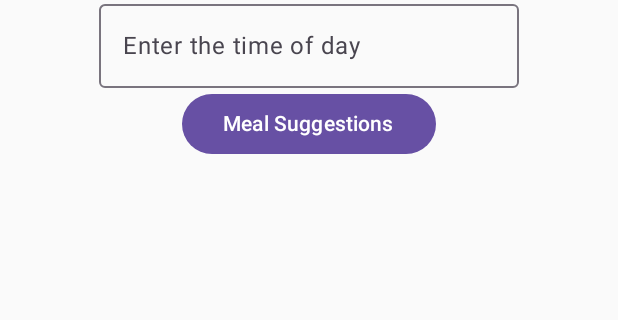
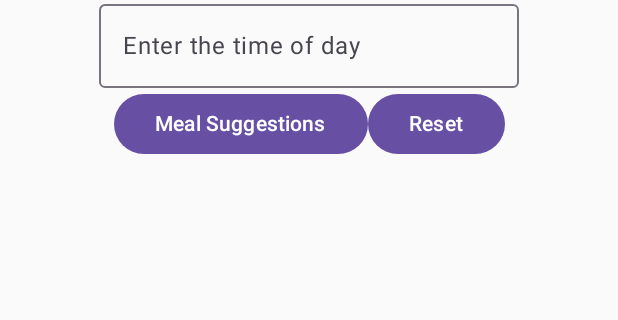
Before and after one commit to Natz-reddy/NutriPlan, an Android app built with Jetpack Compose: the screen it shows after launch (MainActivity), on a phone screen of 412 x 824 dp, the part 20-340 px from its top. Run offline under Robolectric (Android 15) with nearby library versions, the phone set to English and light mode, and no system bars.

Commit message:
Reset Button
Resets all input and output to begin search again

```diff
--- a/app/src/main/java/com/example/nutriplan/MainActivity.kt
+++ b/app/src/main/java/com/example/nutriplan/MainActivity.kt
@@ -57,6 +57,11 @@ class MainActivity : ComponentActivity() {
                         Text(text = " Meal Suggestions ")
 
                     }
+
+                Button(onClick = { timeofday=""
+                    meals=""}) {
+                    Text(text = " Reset ")
+                }
                 }
 
             }
```
